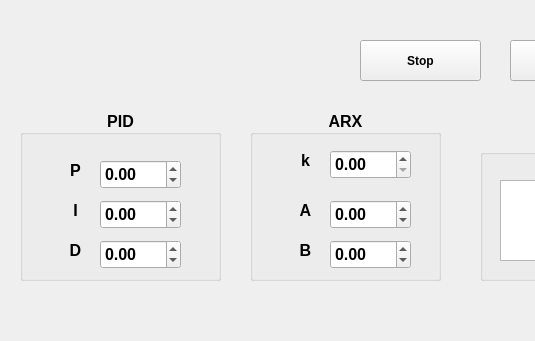
Above: symulator.ui from AleksandraWronaa/SymulatorUAR_GUI before the change; both pictures show x 0 to 535 and y 300 to 641 of the 1147 by 641 pixel window. Below: the same form after it.
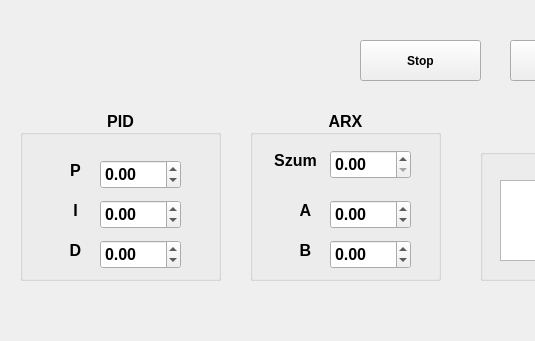
That is the form after the change. Custom widgets are drawn as their Qt base class.

```diff
--- a/symulator.ui
+++ b/symulator.ui
@@ -248,9 +248,9 @@
     <widget class="QLabel" name="label_k">
      <property name="geometry">
       <rect>
-       <x>40</x>
+       <x>20</x>
        <y>40</y>
-       <width>31</width>
+       <width>51</width>
        <height>20</height>
       </rect>
      </property>
@@ -261,7 +261,7 @@
       </font>
      </property>
      <property name="text">
-      <string>k</string>
+      <string>Szum</string>
      </property>
      <property name="textFormat">
       <enum>Qt::AutoText</enum>
```
